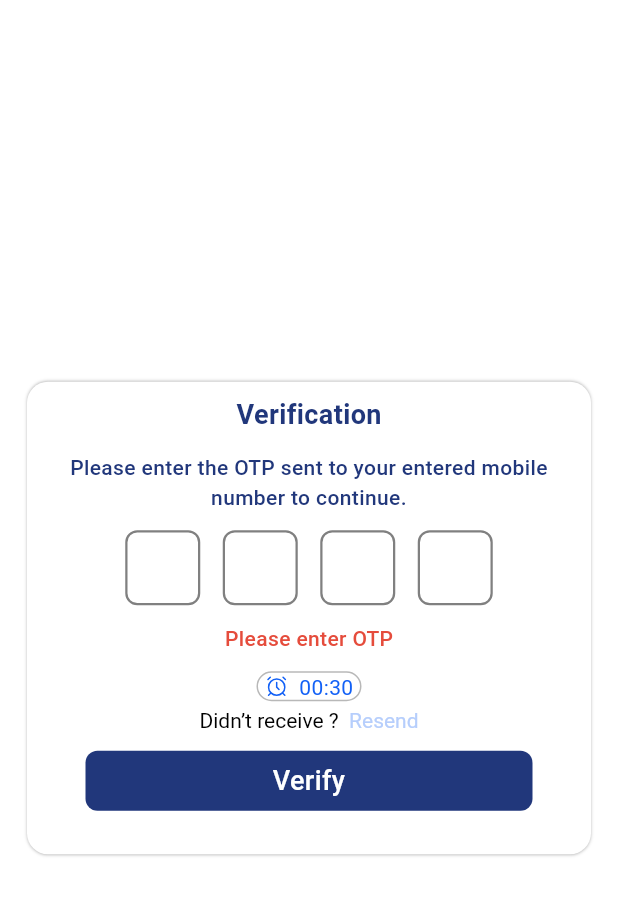
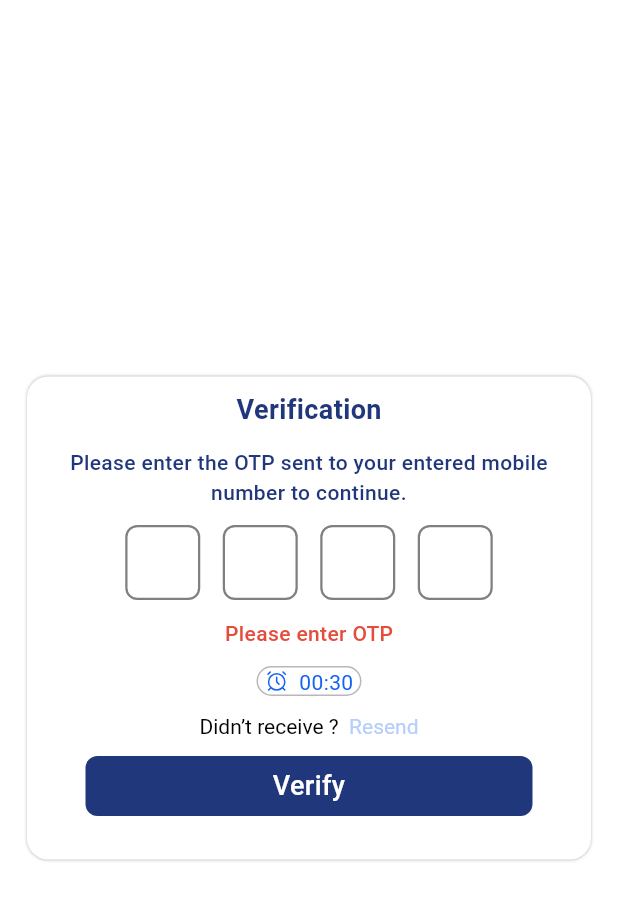
Before and after one commit to Divadine/LostAndFound, a Flutter app: the OtpScreen screen opened by its route, after a tap on "Verify", on a phone screen of 412 x 824 dp. Shown: the top 900 px of the screen. Run offline on Flutter 3.47's test engine with Material 3 defaults, Android fonts, the phone set to English and light mode, and no system bars; our stand-ins replace cached_network_image, cloud_firestore, connectivity_plus, device_info_plus, dio, dotted_border and 15 more; missing offline and left inert: audio_waveforms, record, webview_flutter_android; accounts and stored records are empty; network calls fail; Roboto replaces fonts that are missing (BricolageGrotesque); project files that could hold a hidden picture were left out.

Commit message:
changes textfied border and otp screen

```diff
--- a/lib/screens/otp_screen_shared.dart
+++ b/lib/screens/otp_screen_shared.dart
@@ -312,7 +312,7 @@ class _OtpSharedScreenState extends State<OtpSharedScreen> {
               ],
             ),
           ),
-
+          SizedBox(height: 2,),
           StreamBuilder(
             stream: timeStream.stream,
             initialData: seconds,
```
